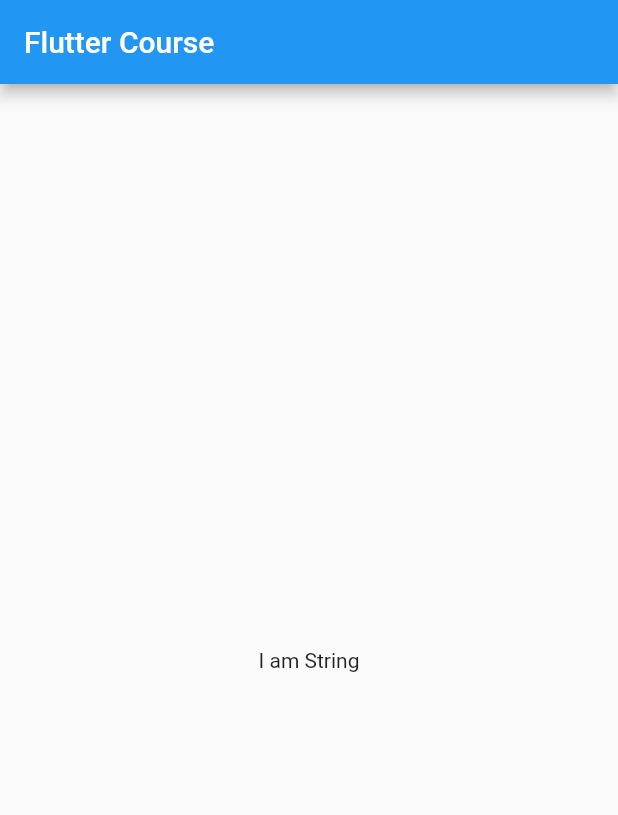
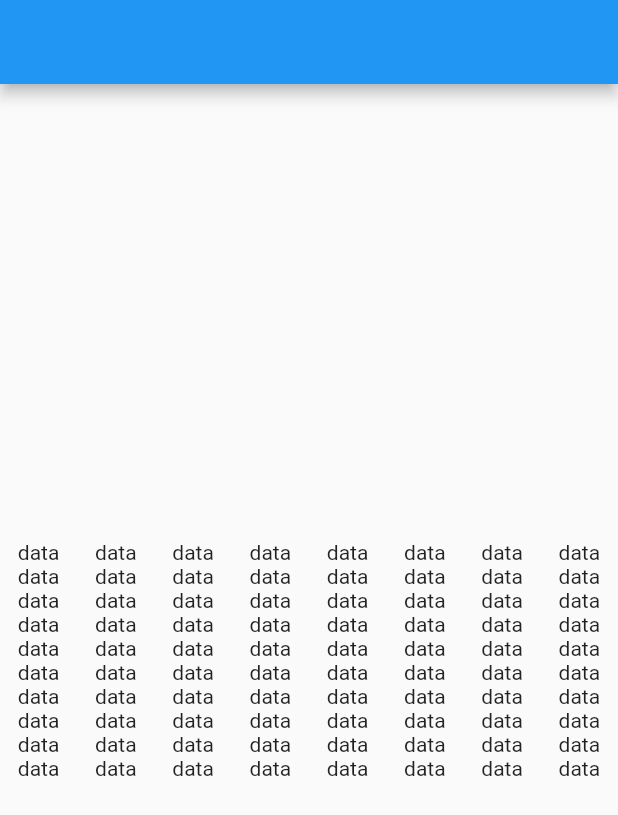
Before and after one commit to jaswinda/course1, a Flutter app: the screen it shows after launch, on a phone screen of 412 x 824 dp. Shown: the top 815 px of the screen. Run offline on Flutter 3.47's test engine with Material 2 defaults, Android fonts, the light colour scheme and no system bars.

Commit message:
ROw Column

```diff
--- a/lib/main.dart
+++ b/lib/main.dart
@@ -1,12 +1,47 @@
 import 'package:flutter/material.dart';
 
 void main() {
-  runApp(MaterialApp(
-    home: Scaffold(
-      appBar: AppBar(
-        title: const Text('Flutter Course'),
+  runApp(const MaterialApp(home: Home()));
+}
+
+class Home extends StatelessWidget {
+  const Home({Key? key}) : super(key: key);
+
+  @override
+  Widget build(BuildContext context) {
+    return Scaffold(
+      appBar: AppBar(),
+      body: Column(
+        mainAxisAlignment: MainAxisAlignment.center,
+        children: [
+          myRow(),
+          myRow(),
+          myRow(),
+          myRow(),
+          myRow(),
+          myRow(),
+          myRow(),
+          myRow(),
+          myRow(),
+          myRow(),
+        ],
       ),
-      body: Container(child: Center(child: Text('I am String'))),
-    ),
-  ));
+    );
+  }
+
+  Widget myRow() {
+    return Row(
+      mainAxisAlignment: MainAxisAlignment.spaceAround,
+      children: [
+        Text('data'),
+        Text('data'),
+        Text('data'),
+        Text('data'),
+        Text('data'),
+        Text('data'),
+        Text('data'),
+        Text('data'),
+      ],
+    );
+  }
 }
```
